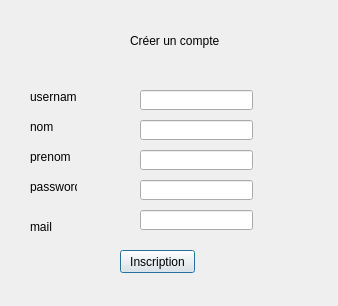
Before: the Qt Designer form dialogaccount.ui in Alahamed/Projet-Cpp, drawn with Qt 5.
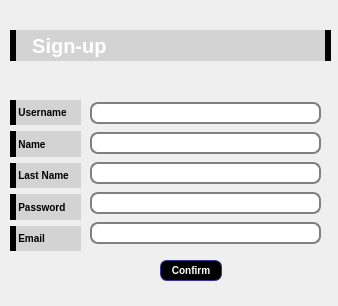
After: the same form once the commit is applied. Icons and pictures are not drawn.

Patch:
```diff
--- a/dialogaccount.ui
+++ b/dialogaccount.ui
@@ -13,166 +13,210 @@
   <property name="windowTitle">
    <string>Dialog</string>
   </property>
+  <property name="styleSheet">
+   <string notr="true">QLabel {
+font-weight: bold;
+font-size: 10px;
+}
+QLineEdit {
+padding: 1px;
+border-style: solid;
+border: 2px solid gray;
+border-radius: 8px;
+}
+
+
+QPushButton {
+color: white;
+font-weight: bold;
+background-color: black;
+border-width: 1px;
+border-color: #339;
+border-style: solid;
+border-radius: 7;
+padding: 3px;
+font-size: 10px;
+padding-left: 5px;
+padding-right: 5px;
+min-width: 50px;
+max-width: 50px;
+min-height: 13px;
+max-height: 13px;
+}</string>
+  </property>
   <widget class="QLabel" name="label">
    <property name="geometry">
     <rect>
-     <x>-4</x>
-     <y>2</y>
-     <width>341</width>
-     <height>301</height>
+     <x>10</x>
+     <y>30</y>
+     <width>321</width>
+     <height>31</height>
     </rect>
    </property>
-   <property name="text">
-    <string/>
+   <property name="styleSheet">
+    <string notr="true">color:white;
+
+
+ border-left: 6px solid black;
+ border-right: 6px solid black;
+  background-color: lightgrey;
+font-size:20px;
+
+
+</string>
    </property>
-  </widget>
-  <widget class="QLineEdit" name="lineEdit">
-   <property name="geometry">
-    <rect>
-     <x>140</x>
-     <y>90</y>
-     <width>113</width>
-     <height>20</height>
-    </rect>
-   </property>
-  </widget>
-  <widget class="QLineEdit" name="lineEdit_2">
-   <property name="geometry">
-    <rect>
-     <x>140</x>
-     <y>120</y>
-     <width>113</width>
-     <height>20</height>
-    </rect>
-   </property>
-  </widget>
-  <widget class="QLineEdit" name="lineEdit_4">
-   <property name="geometry">
-    <rect>
-     <x>140</x>
-     <y>180</y>
-     <width>113</width>
-     <height>20</height>
-    </rect>
-   </property>
-   <property name="echoMode">
-    <enum>QLineEdit::Password</enum>
-   </property>
-  </widget>
-  <widget class="QLineEdit" name="lineEdit_3">
-   <property name="geometry">
-    <rect>
-     <x>140</x>
-     <y>150</y>
-     <width>113</width>
-     <height>20</height>
-    </rect>
-   </property>
-  </widget>
-  <widget class="QLabel" name="label_3">
-   <property name="geometry">
-    <rect>
-     <x>30</x>
-     <y>150</y>
-     <width>47</width>
-     <height>13</height>
-    </rect>
-   </property>
    <property name="text">
-    <string>prenom</string>
-   </property>
-  </widget>
-  <widget class="QLabel" name="label_4">
-   <property name="geometry">
-    <rect>
-     <x>30</x>
-     <y>90</y>
-     <width>47</width>
-     <height>13</height>
-    </rect>
-   </property>
-   <property name="text">
-    <string>username</string>
-   </property>
-  </widget>
-  <widget class="QLabel" name="label_5">
-   <property name="geometry">
-    <rect>
-     <x>30</x>
-     <y>180</y>
-     <width>47</width>
-     <height>13</height>
-    </rect>
-   </property>
-   <property name="text">
-    <string>password</string>
-   </property>
-  </widget>
-  <widget class="QLineEdit" name="lineEdit_5">
-   <property name="geometry">
-    <rect>
-     <x>140</x>
-     <y>210</y>
-     <width>113</width>
-     <height>20</height>
-    </rect>
-   </property>
-  </widget>
-  <widget class="QLabel" name="label_6">
-   <property name="geometry">
-    <rect>
-     <x>30</x>
-     <y>220</y>
-     <width>47</width>
-     <height>13</height>
-    </rect>
-   </property>
-   <property name="text">
-    <string>mail</string>
-   </property>
-  </widget>
-  <widget class="QLabel" name="label_2">
-   <property name="geometry">
-    <rect>
-     <x>30</x>
-     <y>120</y>
-     <width>47</width>
-     <height>13</height>
-    </rect>
-   </property>
-   <property name="text">
-    <string>nom</string>
+    <string>    Sign-up </string>
    </property>
   </widget>
   <widget class="QPushButton" name="pushButton">
    <property name="geometry">
     <rect>
-     <x>120</x>
-     <y>250</y>
-     <width>75</width>
-     <height>23</height>
+     <x>160</x>
+     <y>260</y>
+     <width>62</width>
+     <height>21</height>
     </rect>
    </property>
    <property name="text">
-    <string>Inscription</string>
+    <string>Confirm</string>
    </property>
    <property name="icon">
     <iconset>
      <normaloff>../../Desktop/small-button-clip-art-clkerm-vector-clip-art-37.png</normaloff>../../Desktop/small-button-clip-art-clkerm-vector-clip-art-37.png</iconset>
    </property>
   </widget>
-  <widget class="QLabel" name="label_7">
+  <widget class="QWidget" name="layoutWidget">
    <property name="geometry">
     <rect>
-     <x>130</x>
-     <y>30</y>
-     <width>141</width>
-     <height>21</height>
+     <x>10</x>
+     <y>100</y>
+     <width>71</width>
+     <height>151</height>
     </rect>
    </property>
-   <property name="text">
-    <string>Créer un compte</string>
+   <layout class="QVBoxLayout" name="verticalLayout">
+    <item>
+     <widget class="QLabel" name="label_4">
+      <property name="styleSheet">
+       <string notr="true">
+
+ border-left: 6px solid black;
+
+  background-color: lightgrey;
+
+
+</string>
+      </property>
+      <property name="text">
+       <string>   Username</string>
+      </property>
+     </widget>
+    </item>
+    <item>
+     <widget class="QLabel" name="label_2">
+      <property name="styleSheet">
+       <string notr="true">
+
+ border-left: 6px solid black;
+
+  background-color: lightgrey;
+
+
+</string>
+      </property>
+      <property name="text">
+       <string>   Name</string>
+      </property>
+     </widget>
+    </item>
+    <item>
+     <widget class="QLabel" name="label_3">
+      <property name="styleSheet">
+       <string notr="true">
+
+ border-left: 6px solid black;
+
+  background-color: lightgrey;
+
+
+</string>
+      </property>
+      <property name="text">
+       <string>   Last Name</string>
+      </property>
+     </widget>
+    </item>
+    <item>
+     <widget class="QLabel" name="label_5">
+      <property name="styleSheet">
+       <string notr="true">
+
+ border-left: 6px solid black;
+
+  background-color: lightgrey;
+
+
+</string>
+      </property>
+      <property name="text">
+       <string>   Password</string>
+      </property>
+     </widget>
+    </item>
+    <item>
+     <widget class="QLabel" name="label_6">
+      <property name="styleSheet">
+       <string notr="true">
+
+ border-left: 6px solid black;
+
+  background-color: lightgrey;
+
+
+</string>
+      </property>
+      <property name="text">
+       <string>   Email</string>
+      </property>
+     </widget>
+    </item>
+   </layout>
+  </widget>
+  <widget class="QWidget" name="layoutWidget">
+   <property name="geometry">
+    <rect>
+     <x>90</x>
+     <y>100</y>
+     <width>231</width>
+     <height>151</height>
+    </rect>
    </property>
+   <layout class="QVBoxLayout" name="verticalLayout_2">
+    <item>
+     <widget class="QLineEdit" name="lineEdit">
+      <property name="styleSheet">
+       <string notr="true"/>
+      </property>
+     </widget>
+    </item>
+    <item>
+     <widget class="QLineEdit" name="lineEdit_2"/>
+    </item>
+    <item>
+     <widget class="QLineEdit" name="lineEdit_3"/>
+    </item>
+    <item>
+     <widget class="QLineEdit" name="lineEdit_4">
+      <property name="echoMode">
+       <enum>QLineEdit::Password</enum>
+      </property>
+     </widget>
+    </item>
+    <item>
+     <widget class="QLineEdit" name="lineEdit_5"/>
+    </item>
+   </layout>
   </widget>
  </widget>
  <resources/>
```
Left out of the diff: 2 changed lines with no effect on the pictures.
